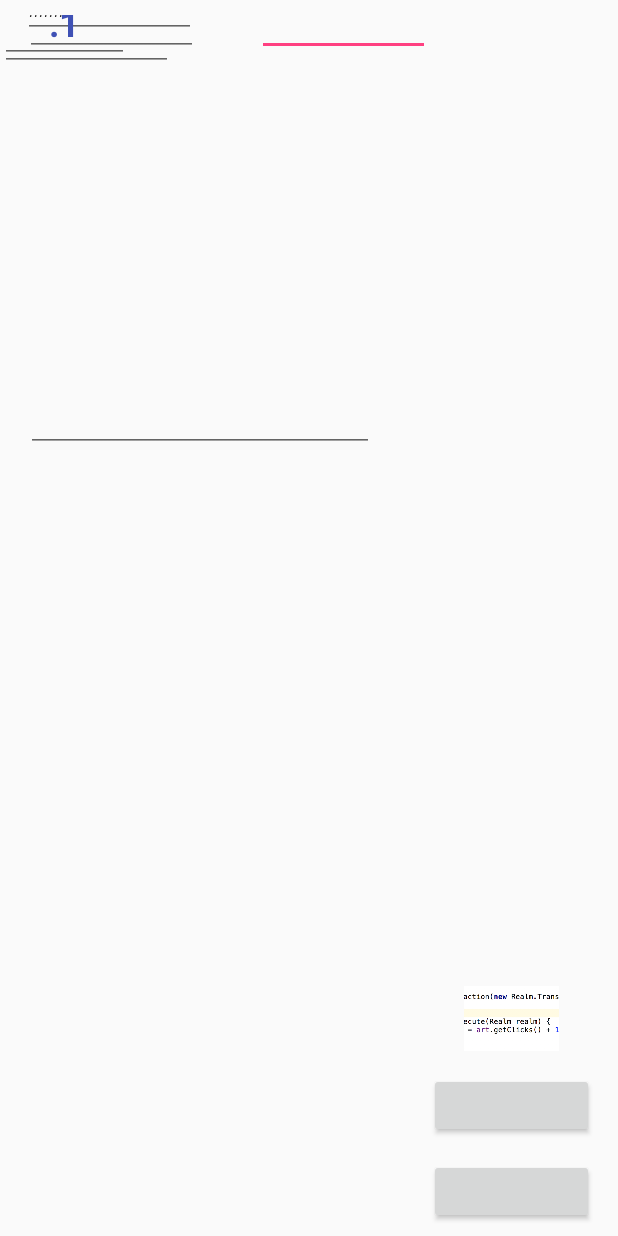
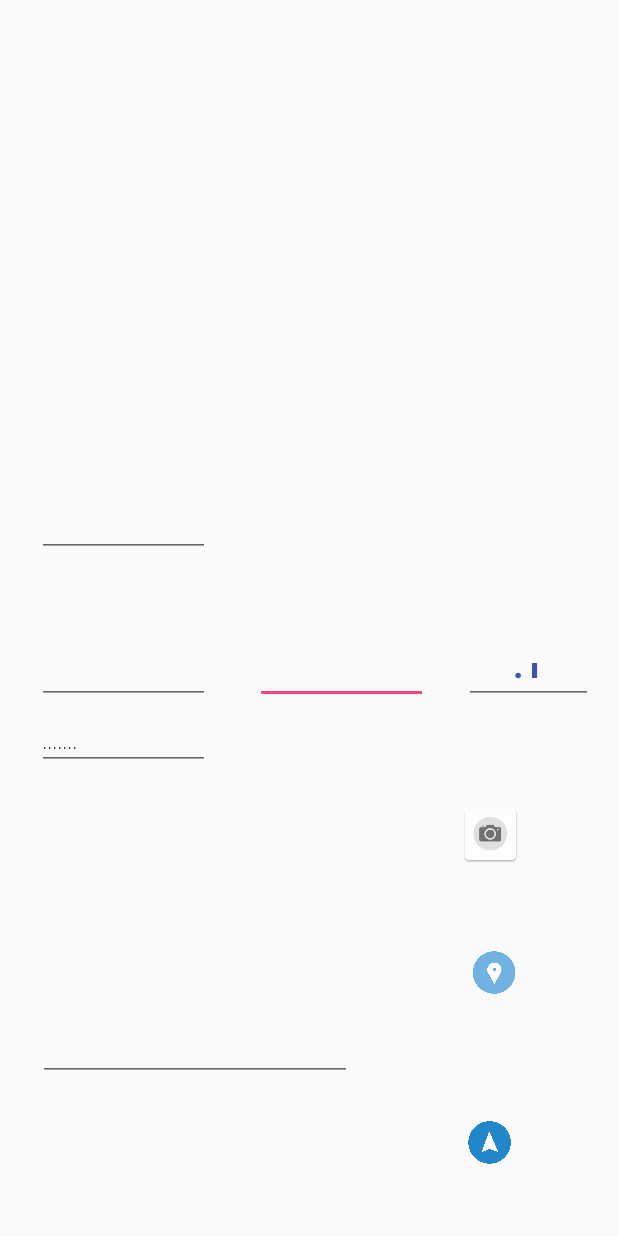
Before and after one commit to william-swanson/dsm_art, an Android app: the layout activity_profile.xml on its own in the app's theme, with its tools: preview values and no code run, on a phone screen of 412 x 824 dp. Run offline under Robolectric (Android 15) with nearby library versions, the phone set to English and light mode, and no system bars.

Commit message:
constraints and icons

```diff
--- a/app/build.gradle
+++ b/app/build.gradle
@@ -30,7 +30,7 @@ dependencies {
     compile 'com.android.support:appcompat-v7:26.+'
     compile 'com.android.support.constraint:constraint-layout:1.0.2'
     compile 'com.android.support:design:26.+'
-    compile 'com.google.android.gms:play-services-maps:11.0.4
+    compile 'com.google.android.gms:play-services-maps:11.0.4'
     testCompile 'junit:junit:4.12'
 }
 
--- a/app/src/main/java/com/willard5991/dsmarthub/AddActivity.java
+++ b/app/src/main/java/com/willard5991/dsmarthub/AddActivity.java
@@ -15,6 +15,8 @@ import android.widget.EditText;
 import android.widget.ImageButton;
 
 import java.io.ByteArrayOutputStream;
+
+import io.realm.Realm;
 
 public class AddActivity extends AppCompatActivity {
     private ImageButton imageButton;
--- a/app/src/main/res/layout/activity_profile.xml
+++ b/app/src/main/res/layout/activity_profile.xml
@@ -5,6 +5,7 @@
     android:layout_width="match_parent"
     android:layout_height="match_parent"
     tools:context="com.willard5991.dsmarthub.ProfileActivity">
+
 
     <EditText
         android:id="@+id/exhibit_year"
@@ -18,26 +19,39 @@
         android:textAllCaps="false"
         android:textSize="14sp"
         android:textStyle="bold"
-        app:layout_constraintHorizontal_bias="0.581"
+        app:layout_constraintHorizontal_bias="0.577"
         app:layout_constraintLeft_toLeftOf="parent"
         app:layout_constraintRight_toRightOf="parent"
-        tools:layout_editor_absoluteY="260dp" />
+        android:layout_marginTop="8dp"
+        app:layout_constraintBottom_toBottomOf="parent"
+        android:layout_marginBottom="8dp"
+        app:layout_constraintVertical_bias="0.55"
+        app:layout_constraintTop_toTopOf="parent" />
 
     <ImageButton
         android:id="@+id/add_photo_button"
         android:layout_width="110dp"
         android:layout_height="43dp"
-        android:layout_marginBottom="72dp"
+        android:layout_marginBottom="8dp"
+        android:layout_marginLeft="8dp"
         android:layout_marginRight="16dp"
+        android:layout_marginTop="8dp"
         android:background="@android:color/transparent"
+        android:cropToPadding="true"
+        android:elevation="0dp"
         android:scaleType="fitCenter"
-        app:layout_constraintBottom_toTopOf="@+id/pin_button"
+        app:layout_constraintBottom_toBottomOf="parent"
+        app:layout_constraintHorizontal_bias="0.95"
+        app:layout_constraintLeft_toLeftOf="parent"
         app:layout_constraintRight_toRightOf="parent"
-        app:srcCompat="@drawable/b" />
+        app:layout_constraintTop_toTopOf="parent"
+        app:layout_constraintVertical_bias="0.689"
+        app:srcCompat="@drawable/photo_button"
+        tools:layout_editor_absoluteY="333dp" />
 
     <EditText
         android:id="@+id/exhibit_desc"
-        android:layout_width="232dp"
+        android:layout_width="209dp"
         android:layout_height="150dp"
         android:layout_marginLeft="8dp"
         android:layout_marginRight="8dp"
@@ -49,10 +63,12 @@
         android:textAllCaps="false"
         android:textSize="10sp"
         android:textStyle="italic"
-        app:layout_constraintHorizontal_bias="0.058"
+        app:layout_constraintHorizontal_bias="0.094"
         app:layout_constraintLeft_toLeftOf="parent"
         app:layout_constraintRight_toRightOf="parent"
-        app:layout_constraintTop_toBottomOf="@+id/exhibit_name" />
+        app:layout_constraintTop_toBottomOf="@+id/exhibit_name"
+        app:layout_constraintBottom_toBottomOf="parent"
+        android:layout_marginBottom="8dp" />
 
     <EditText
         android:id="@+id/exhibit_medium"
@@ -67,10 +83,14 @@
         android:textAllCaps="false"
         android:textSize="10sp"
         android:textStyle="italic"
-        app:layout_constraintHorizontal_bias="0.026"
+        app:layout_constraintHorizontal_bias="0.059"
         app:layout_constraintLeft_toLeftOf="parent"
         app:layout_constraintRight_toRightOf="parent"
-        tools:layout_editor_absoluteY="309dp" />
+        android:layout_marginTop="8dp"
+        app:layout_constraintBottom_toBottomOf="parent"
+        app:layout_constraintTop_toBottomOf="@+id/exhibit_artist"
+        android:layout_marginBottom="8dp"
+        app:layout_constraintVertical_bias="0.034" />
 
     <EditText
         android:id="@+id/exhibit_artist"
@@ -84,19 +104,32 @@
         android:textAllCaps="false"
         android:textSize="14sp"
         android:textStyle="bold"
-        app:layout_constraintHorizontal_bias="0.031"
+        app:layout_constraintHorizontal_bias="0.059"
         app:layout_constraintLeft_toLeftOf="parent"
         app:layout_constraintRight_toRightOf="parent"
-        tools:layout_editor_absoluteY="260dp" />
+        app:layout_constraintTop_toTopOf="parent"
+        android:layout_marginTop="8dp"
+        app:layout_constraintBottom_toBottomOf="parent"
+        android:layout_marginBottom="8dp"
+        app:layout_constraintVertical_bias="0.55" />
 
-    <Button
+    <ImageButton
         android:id="@+id/nav_button"
         android:layout_width="110dp"
         android:layout_height="43dp"
-        android:layout_marginBottom="14dp"
-        android:layout_marginRight="16dp"
-        app:layout_constraintBottom_toTopOf="@+id/pin_button"
-        app:layout_constraintRight_toRightOf="parent" />
+        android:layout_marginBottom="8dp"
+        android:layout_marginLeft="8dp"
+        android:layout_marginRight="29dp"
+        android:layout_marginTop="8dp"
+        android:background="@android:color/transparent"
+        android:scaleType="fitCenter"
+        app:layout_constraintBottom_toBottomOf="parent"
+        app:layout_constraintHorizontal_bias="1.0"
+        app:layout_constraintLeft_toLeftOf="parent"
+        app:layout_constraintRight_toRightOf="parent"
+        app:layout_constraintTop_toTopOf="parent"
+        app:layout_constraintVertical_bias="0.809"
+        app:srcCompat="@drawable/icons_03" />
 
     <EditText
         android:id="@+id/exhibit_name"
@@ -108,22 +141,41 @@
         android:textAllCaps="false"
         android:textSize="24sp"
         android:textStyle="bold"
-        tools:layout_editor_absoluteX="16dp"
-        tools:layout_editor_absoluteY="194dp" />
+        app:layout_constraintTop_toTopOf="parent"
+        android:layout_marginTop="8dp"
+        app:layout_constraintBottom_toBottomOf="parent"
+        android:layout_marginBottom="8dp"
+        android:layout_marginRight="8dp"
+        app:layout_constraintRight_toRightOf="parent"
+        android:layout_marginLeft="8dp"
+        app:layout_constraintLeft_toLeftOf="parent"
+        app:layout_constraintHorizontal_bias="0.059"
+        app:layout_constraintVertical_bias="0.415" />
 
-    <Button
+    <ImageButton
         android:id="@+id/pin_button"
         android:layout_width="110dp"
         android:layout_height="43dp"
-        android:layout_marginRight="16dp"
+        android:layout_marginBottom="41dp"
+        android:layout_marginLeft="8dp"
+        android:layout_marginRight="8dp"
+        android:layout_marginTop="8dp"
+        android:background="@android:color/transparent"
+        android:scaleType="fitCenter"
+        app:layout_constraintBottom_toBottomOf="parent"
+        app:layout_constraintHorizontal_bias="0.922"
+        app:layout_constraintLeft_toLeftOf="parent"
         app:layout_constraintRight_toRightOf="parent"
-        app:layout_constraintBottom_toBottomOf="parent"
-        android:layout_marginBottom="8dp" />
+        app:layout_constraintTop_toTopOf="parent"
+        app:layout_constraintVertical_bias="1.0"
+        app:srcCompat="@drawable/icons_02" />
 
     <EditText
         android:id="@+id/exhibit_dist"
         android:layout_width="86dp"
-        android:layout_height="42dp"
+        android:layout_height="37dp"
+        android:layout_marginLeft="8dp"
+        android:layout_marginRight="8dp"
         android:ems="10"
         android:inputType="number"
         android:text=".1"
@@ -131,20 +183,29 @@
         android:textColor="@color/colorPrimary"
         android:textSize="24sp"
         android:textStyle="bold"
-        tools:layout_editor_absoluteX="282dp"
-        tools:layout_editor_absoluteY="260dp" />
+        app:layout_constraintHorizontal_bias="0.971"
+        app:layout_constraintLeft_toLeftOf="parent"
+        app:layout_constraintRight_toRightOf="parent"
+        app:layout_constraintTop_toTopOf="parent"
+        android:layout_marginTop="8dp"
+        app:layout_constraintBottom_toBottomOf="parent"
+        android:layout_marginBottom="8dp"
+        app:layout_constraintVertical_bias="0.55" />
 
     <ViewFlipper
         android:id="@+id/profile_pics"
         android:layout_width="339dp"
         android:layout_height="205dp"
+        android:layout_marginBottom="8dp"
         android:layout_marginLeft="8dp"
         android:layout_marginRight="8dp"
-        android:layout_marginTop="36dp"
-        app:layout_constraintHorizontal_bias="0.275"
+        android:layout_marginTop="8dp"
+        app:layout_constraintBottom_toBottomOf="parent"
+        app:layout_constraintHorizontal_bias="0.517"
         app:layout_constraintLeft_toLeftOf="parent"
         app:layout_constraintRight_toRightOf="parent"
-        app:layout_constraintTop_toTopOf="parent">
+        app:layout_constraintTop_toTopOf="parent"
+        app:layout_constraintVertical_bias="0.096">
 
     </ViewFlipper>
 
```
Also changed, not shown: app/src/main/photo_button-web.png (added), app/src/main/res/drawable/icons_02.png (added), app/src/main/res/drawable/icons_03.png (added), app/src/main/res/drawable/photo_button.png (added), app/src/main/res/mipmap-hdpi/photo_button.png (added), app/src/main/res/mipmap-mdpi/photo_button.png (added), app/src/main/res/mipmap-xhdpi/photo_button.png (added), app/src/main/res/mipmap-xxhdpi/photo_button.png (added), app/src/main/res/mipmap-xxxhdpi/photo_button.png (added), 3 other files.
